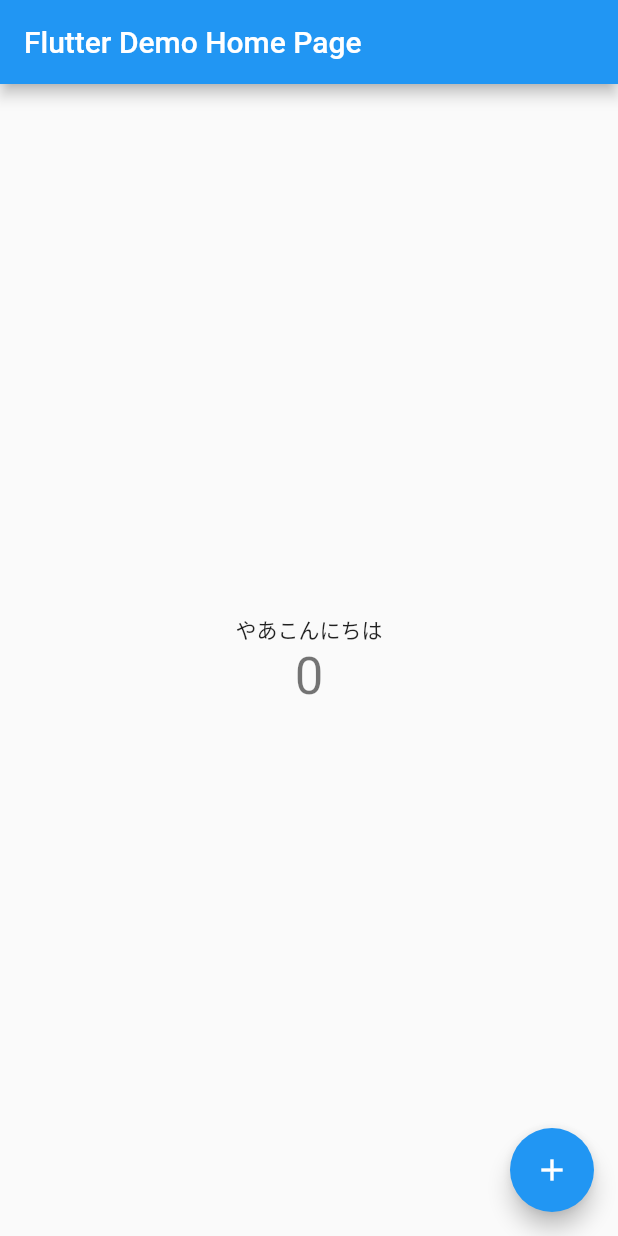
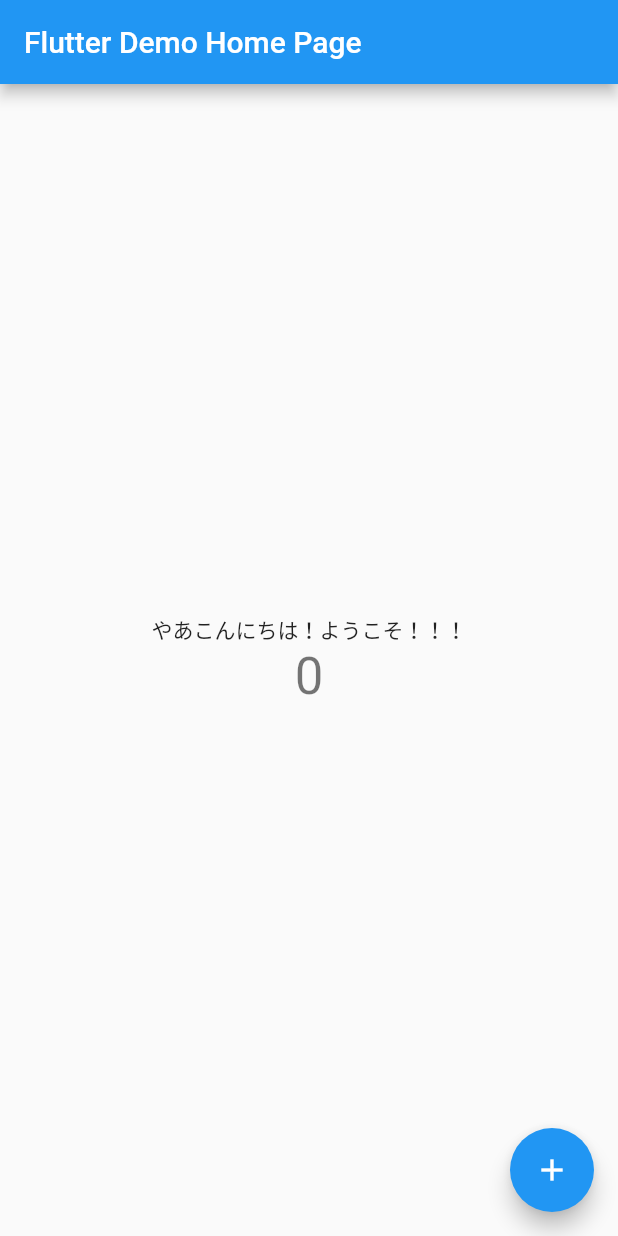
Before and after one commit to KOKI425/test5, a Flutter app: the screen it shows after launch, on a phone screen of 412 x 824 dp. Run offline on Flutter 3.47's test engine with Material 2 defaults, Android fonts, the phone set to English and light mode, and no system bars.

Commit message:
ようこそ！！！を追加

```diff
--- a/lib/main.dart
+++ b/lib/main.dart
@@ -98,7 +98,7 @@ class _MyHomePageState extends State<MyHomePage> {
           mainAxisAlignment: MainAxisAlignment.center,
           children: <Widget>[
             Text(
-              'やあこんにちは',
+              'やあこんにちは！ようこそ！！！'
             ),
             Text(
               '$_counter',
```
